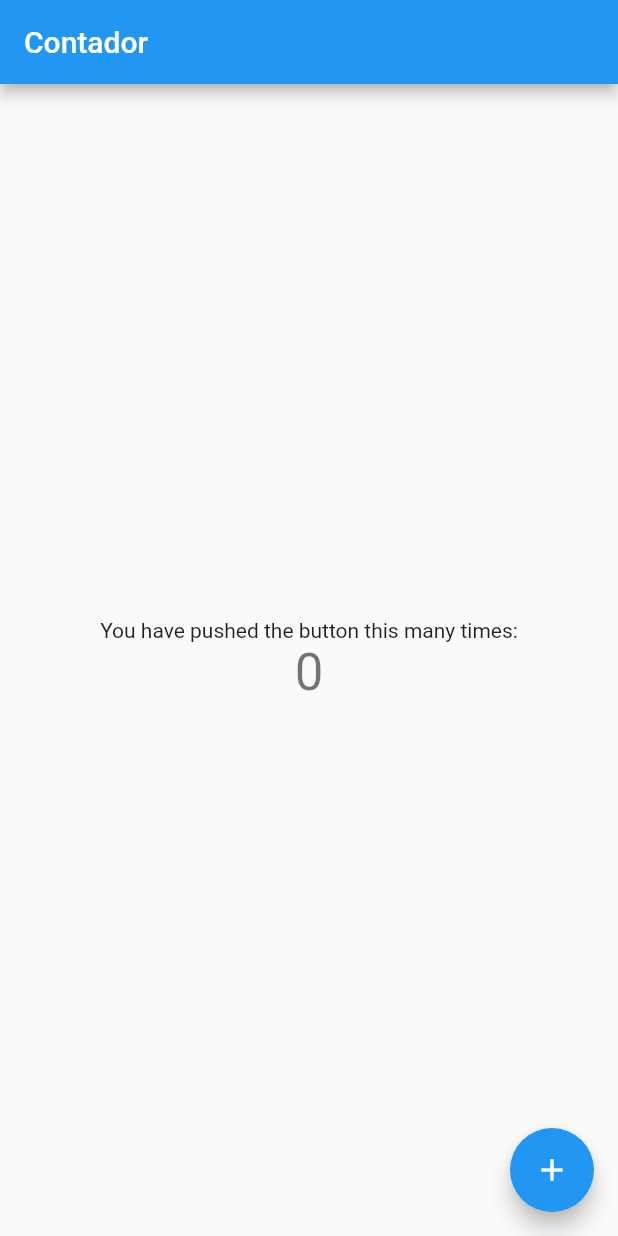
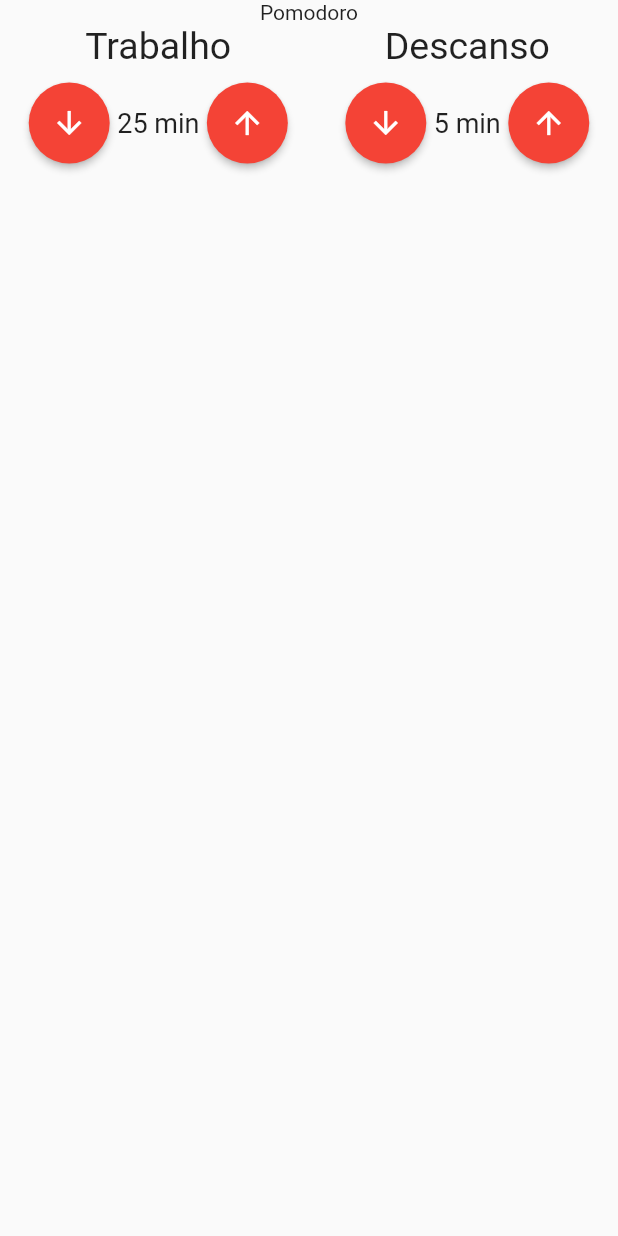
Before and after one commit to FernandoRCandiani/Pomodoro, a Flutter app: the screen it shows after launch, on a phone screen of 412 x 824 dp. Run offline on Flutter 3.47's test engine with Material 2 defaults, Android fonts, the phone set to English and light mode, and no system bars; our stand-ins replace mobx; generated files the repository leaves out were written again.

Commit message:
Componente Entrada do tempo

```diff
--- /dev/null
+++ b/lib/components/entrada_tempo.dart
@@ -0,0 +1,63 @@
+import 'package:flutter/material.dart';
+
+class EntradaTempo extends StatelessWidget {
+  final String titulo;
+  final int valor;
+
+  const EntradaTempo({
+    required this.titulo,
+    required this.valor,
+    super.key,
+  });
+
+  @override
+  Widget build(BuildContext context) {
+    return Column(
+      crossAxisAlignment: CrossAxisAlignment.center,
+      children: [
+        Text(
+          this.titulo,
+          style: TextStyle(
+            fontSize: 25,
+          ),
+        ),
+        SizedBox(height: 10),
+        Row(
+          mainAxisAlignment: MainAxisAlignment.center,
+          children: [
+            ElevatedButton(
+              onPressed: () {},
+              child: Icon(
+                Icons.arrow_downward,
+                color: Colors.white,
+              ),
+              style: ElevatedButton.styleFrom(
+                shape: CircleBorder(),
+                padding: EdgeInsets.all(15),
+                backgroundColor: Colors.red,
+              ),
+            ),
+            Text(
+              '${this.valor} min',
+              style: TextStyle(
+                fontSize: 18,
+              ),
+            ),
+            ElevatedButton(
+              onPressed: () {},
+              child: Icon(
+                Icons.arrow_upward,
+                color: Colors.white,
+              ),
+              style: ElevatedButton.styleFrom(
+                shape: CircleBorder(),
+                padding: EdgeInsets.all(15),
+                backgroundColor: Colors.red,
+              ),
+            ),
+          ],
+        )
+      ],
+    );
+  }
+}
--- a/lib/main.dart
+++ b/lib/main.dart
@@ -1,6 +1,5 @@
 import 'package:flutter/material.dart';
-import 'package:flutter_mobx/flutter_mobx.dart';
-import 'package:pomodoro/store/contador.store.dart';
+import 'package:pomodoro/pages/Pomodoro.dart';
 
 void main() {
   runApp(const MyApp());
@@ -26,43 +25,46 @@ class MyApp extends StatelessWidget {
         // is not restarted.
         primarySwatch: Colors.blue,
       ),
-      home: const HomePage(),
+      home: const Pomodoro(),
     );
   }
 }
 
-final store = ContadorStore();
+// import 'package:flutter_mobx/flutter_mobx.dart';
+// import 'package:pomodoro/store/contador.store.dart';
 
-class HomePage extends StatelessWidget {
-  const HomePage({super.key});
+// final store = ContadorStore();
 
-  @override
-  Widget build(BuildContext context) {
-    return Scaffold(
-      appBar: AppBar(
-        title: Text('Contador'),
-      ),
-      body: Center(
-        child: Column(
-          mainAxisAlignment: MainAxisAlignment.center,
-          children: <Widget>[
-            const Text(
-              'You have pushed the button this many times:',
-            ),
-            Observer(
-              builder: (_) => Text(
-                '${store.contador}',
-                style: Theme.of(context).textTheme.headline4,
-              ),
-            ),
-          ],
-        ),
-      ),
-      floatingActionButton: FloatingActionButton(
-        onPressed: store.incrementar,
-        tooltip: 'Increment',
-        child: const Icon(Icons.add),
-      ),
-    );
-  }
-}
+// class HomePage extends StatelessWidget {
+//   const HomePage({super.key});
+
+//   @override
+//   Widget build(BuildContext context) {
+//     return Scaffold(
+//       appBar: AppBar(
+//         title: Text('Contador'),
+//       ),
+//       body: Center(
+//         child: Column(
+//           mainAxisAlignment: MainAxisAlignment.center,
+//           children: <Widget>[
+//             const Text(
+//               'You have pushed the button this many times:',
+//             ),
+//             Observer(
+//               builder: (_) => Text(
+//                 '${store.contador}',
+//                 style: Theme.of(context).textTheme.headline4,
+//               ),
+//             ),
+//           ],
+//         ),
+//       ),
+//       floatingActionButton: FloatingActionButton(
+//         onPressed: store.incrementar,
+//         tooltip: 'Increment',
+//         child: const Icon(Icons.add),
+//       ),
+//     );
+//   }
+// }
--- /dev/null
+++ b/lib/pages/pomodoro.dart
@@ -0,0 +1,30 @@
+import 'package:flutter/material.dart';
+import 'package:pomodoro/components/entrada_tempo.dart';
+
+class Pomodoro extends StatelessWidget {
+  const Pomodoro({super.key});
+
+  @override
+  Widget build(BuildContext context) {
+    return Scaffold(
+      body: Column(
+        children: [
+          Text('Pomodoro'),
+          Row(
+            mainAxisAlignment: MainAxisAlignment.spaceAround,
+            children: [
+              EntradaTempo(
+                titulo: 'Trabalho',
+                valor: 25,
+              ),
+              EntradaTempo(
+                titulo: 'Descanso',
+                valor: 5,
+              ),
+            ],
+          ),
+        ],
+      ),
+    );
+  }
+}
```
